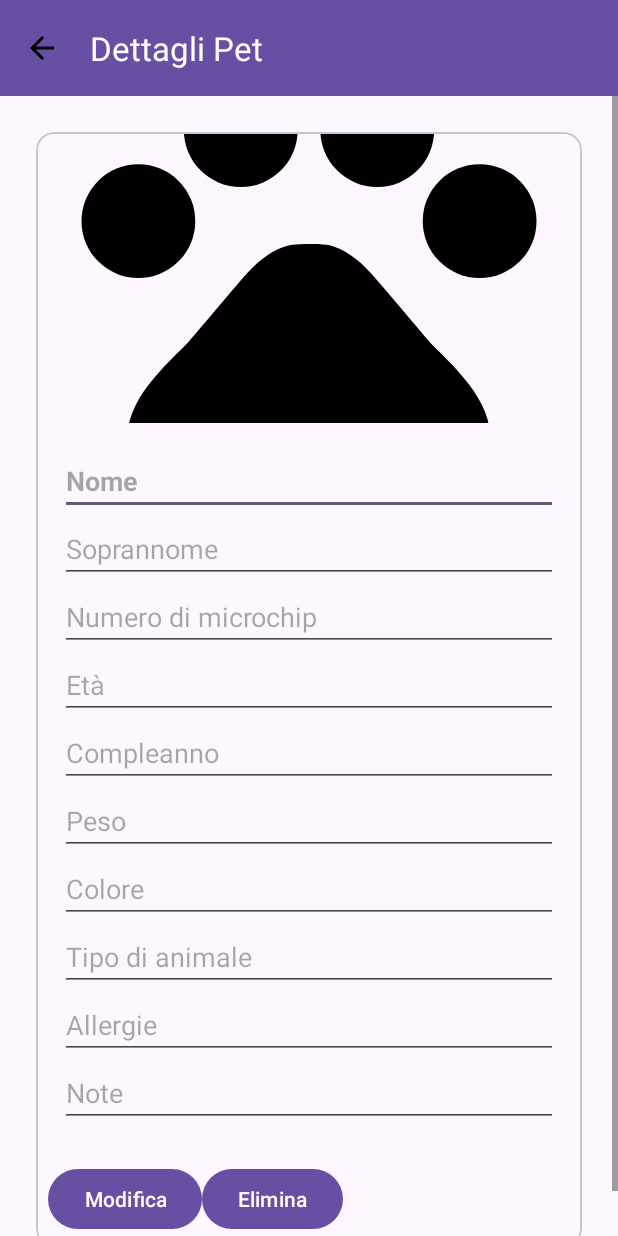
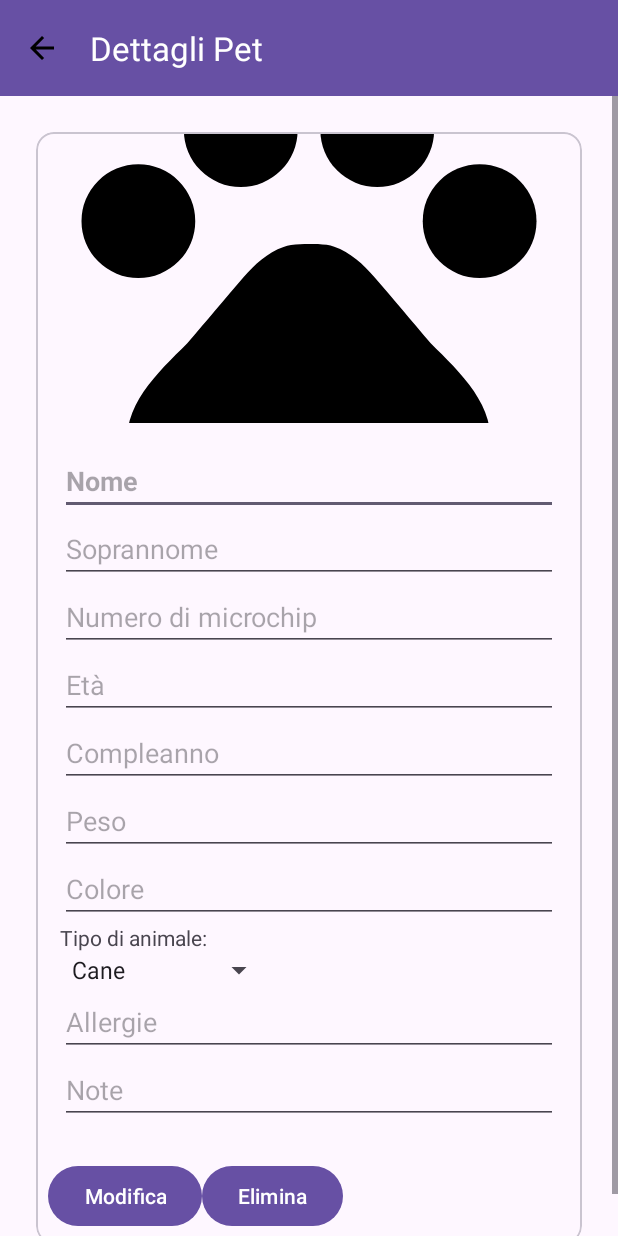
Before and after one commit to amazzeo11/PetSphere, an Android app: the ViewPetActivity screen opened directly, with no data from a screen before it, on a phone screen of 412 x 824 dp. Run offline under Robolectric (Android 15) with nearby library versions, the phone set to English and light mode, and no system bars; 3 statements that could not run were skipped.

Commit message:
implementata corretta gestione della modifica del tipo animale

```diff
--- a/app/app/src/main/java/com/unimib/petsphere/ui/pet/ViewPetActivity.java
+++ b/app/app/src/main/java/com/unimib/petsphere/ui/pet/ViewPetActivity.java
@@ -1,6 +1,7 @@
 package com.unimib.petsphere.ui.pet;
 
 import android.app.Activity;
+import android.content.Context;
 import android.content.Intent;
 import android.graphics.Bitmap;
 import android.graphics.BitmapFactory;
@@ -14,6 +15,7 @@ import android.view.View;
 import android.widget.Button;
 import android.widget.EditText;
 import android.widget.ImageView;
+import android.widget.Spinner;
 import android.widget.Toast;
 
 import androidx.annotation.Nullable;
@@ -31,20 +33,26 @@ import com.unimib.petsphere.viewModel.PetViewModelFactory;
 import java.io.File;
 import java.io.FileOutputStream;
 import java.io.IOException;
+import java.lang.reflect.Array;
+import java.util.Arrays;
 
 public class ViewPetActivity extends AppCompatActivity {
-    private EditText nome, soprannome, microchip, eta, compleanno, peso, colore, tipo, allergie, note;
+    private EditText nome, soprannome, microchip, eta, compleanno, peso, colore, allergie, note;
+    private Spinner tipo;
     private ImageView petImageView;
     private PetViewModel petViewModel;
     private Button editPetButton, savePetButton, editImageButton, deletePetButton;
     private boolean isEditing = false;
     private PetModel pet;
     String petImagePath;
+    String[] tipi ;
+    int selected;
+
     @Override
     protected void onCreate(Bundle savedInstanceState) {
         super.onCreate(savedInstanceState);
         setContentView(R.layout.activity_view_pet);
-
+tipi=this.getApplication().getResources().getStringArray(R.array.tipi_animali);
         Toolbar toolbar = findViewById(R.id.toolbar);
         setSupportActionBar(toolbar);
         if (getSupportActionBar() != null) {
@@ -125,9 +133,10 @@ public class ViewPetActivity extends AppCompatActivity {
         compleanno.setText(pet.getBirthday());
         peso.setText(String.valueOf(pet.getWeight()));
         colore.setText(pet.getColor());
-        tipo.setText(pet.getAnimal_type());
         allergie.setText(pet.getAllergies());
         note.setText(pet.getNotes());
+        selected=Arrays.asList(tipi).indexOf(pet.getAnimal_type());
+        tipo.setSelection(selected);
 
 
 
@@ -160,7 +169,7 @@ public class ViewPetActivity extends AppCompatActivity {
         pet.setBirthday(compleanno.getText().toString());
         pet.setWeight(Double.parseDouble(peso.getText().toString()));
         pet.setColor(colore.getText().toString());
-        pet.setAnimal_type(tipo.getText().toString());
+        pet.setAnimal_type(tipo.getSelectedItem().toString());
         pet.setAllergies(allergie.getText().toString());
         pet.setNotes(note.getText().toString());
         pet.setImage(petImagePath);
--- a/app/app/src/main/res/layout/card_pet.xml
+++ b/app/app/src/main/res/layout/card_pet.xml
@@ -85,11 +85,14 @@
                 android:layout_height="wrap_content"
                 android:hint="Colore" />
 
-            <EditText
+            <TextView android:text="@string/tipo_di_animale"
+                android:layout_width="match_parent"
+                android:layout_height="wrap_content"/>
+            <Spinner
                 android:id="@+id/tipo"
-                android:layout_width="match_parent"
+                android:layout_width="wrap_content"
                 android:layout_height="wrap_content"
-                android:hint="Tipo di animale" />
+                android:entries="@array/tipi_animali"/>
 
             <EditText
                 android:id="@+id/allergie"
```
